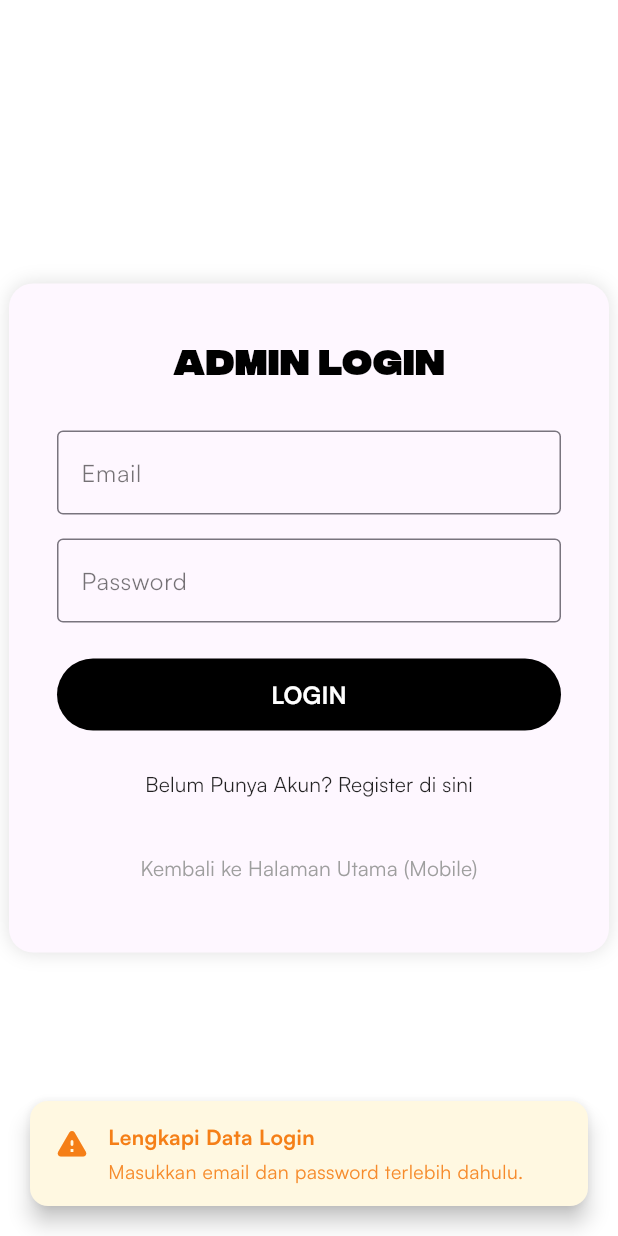
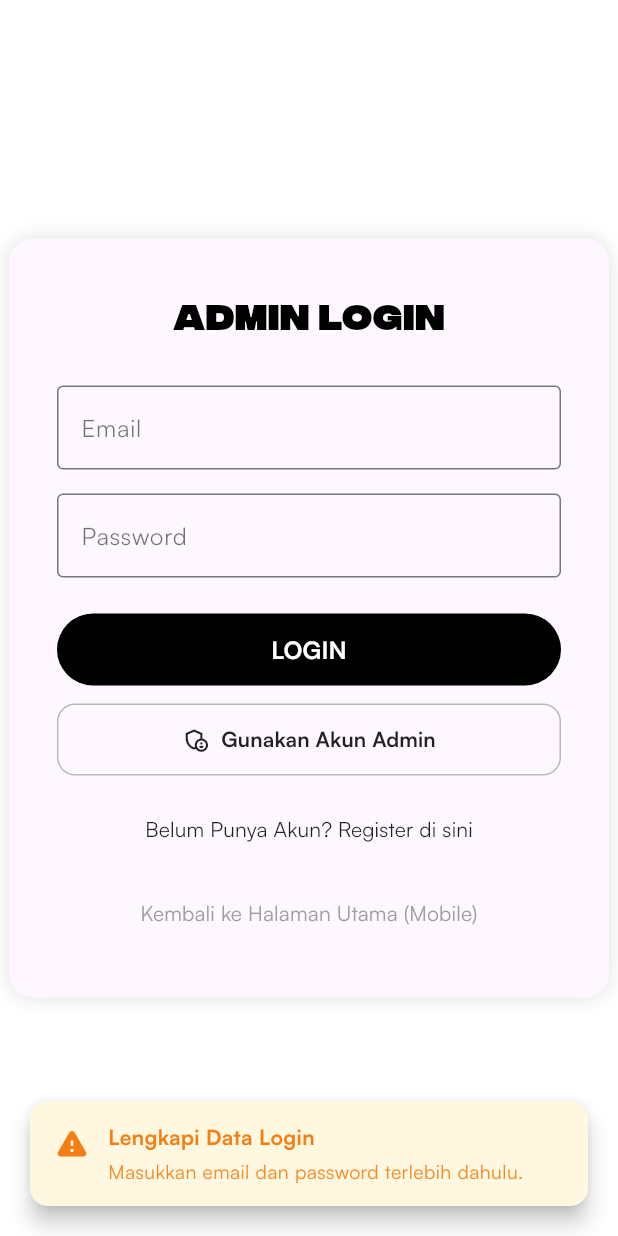
Before and after one commit to Aguwungg/hananori-konveksi, a Flutter app: the LoginPage screen opened directly, after a tap on "LOGIN", on a phone screen of 412 x 824 dp. Run offline on Flutter 3.47's test engine with Material 3 defaults, Android fonts, the phone set to English and light mode, and no system bars; our stand-ins replace firebase_auth, firebase_core, firebase_database, firebase_storage, image_picker; accounts and stored records are empty.

Commit message:
feat: add quick fill admin credentials button and auto-init in LoginPage

```diff
--- a/hananori_konveksi/lib/admin_views.dart
+++ b/hananori_konveksi/lib/admin_views.dart
@@ -45,12 +45,43 @@ class _LoginPageState extends State<LoginPage> {
         });
       }
     } on FirebaseAuthException catch (e) {
-      AppFeedback.showError(context, title: 'Login Gagal', message: 'Email atau password yang Anda masukkan tidak sesuai.');
+      if ((e.code == 'user-not-found' || e.code == 'invalid-credential') && email == 'admin@hananori.com') {
+        try {
+          await FirebaseAuth.instance.createUserWithEmailAndPassword(
+            email: email,
+            password: pass,
+          );
+          if (mounted) {
+            AppFeedback.showSuccess(context, title: 'Login Berhasil', message: 'Akun admin berhasil diinisialisasi dan masuk.');
+            Future.delayed(const Duration(milliseconds: 600), () {
+              if (mounted) Navigator.pushReplacement(context, MaterialPageRoute(builder: (_) => const AdminDashboardPage()));
+            });
+            return;
+          }
+        } catch (_) {}
+      }
+      if (mounted) {
+        AppFeedback.showError(context, title: 'Login Gagal', message: 'Email atau password yang Anda masukkan tidak sesuai.');
+      }
     } catch (e) {
-      AppFeedback.showError(context, title: 'Sistem Sedang Bermasalah', message: 'Permintaan login belum dapat diproses. Silakan coba kembali.');
+      if (mounted) {
+        AppFeedback.showError(context, title: 'Sistem Sedang Bermasalah', message: 'Permintaan login belum dapat diproses. Silakan coba kembali.');
+      }
     } finally {
       if (mounted) setState(() => _isLoading = false);
     }
+  }
+
+  void _fillAdminAccount() {
+    setState(() {
+      _emailCtrl.text = 'admin@hananori.com';
+      _passCtrl.text = 'admin123';
+    });
+    AppFeedback.showSuccess(
+      context,
+      title: 'Akun Admin Terisi',
+      message: 'Email & password admin berhasil dimasukkan ke form.',
+    );
   }
 
   @override
@@ -75,6 +106,21 @@ class _LoginPageState extends State<LoginPage> {
                 onPressed: _login,
                 text: 'LOGIN',
                 isLoading: _isLoading,
+              ),
+              const SizedBox(height: 12),
+              SizedBox(
+                width: double.infinity,
+                child: OutlinedButton.icon(
+                  onPressed: _fillAdminAccount,
+                  icon: const Icon(Icons.admin_panel_settings_outlined, size: 18),
+                  label: const Text('Gunakan Akun Admin', style: TextStyle(fontWeight: FontWeight.bold)),
+                  style: OutlinedButton.styleFrom(
+                    foregroundColor: isDark ? Colors.amber : Colors.black87,
+                    side: BorderSide(color: isDark ? Colors.amber.withValues(alpha: 0.6) : Colors.black26),
+                    padding: const EdgeInsets.symmetric(vertical: 14),
+                    shape: RoundedRectangleBorder(borderRadius: BorderRadius.circular(12)),
+                  ),
+                ),
               ),
               const SizedBox(height: 12),
               TextButton(
```
